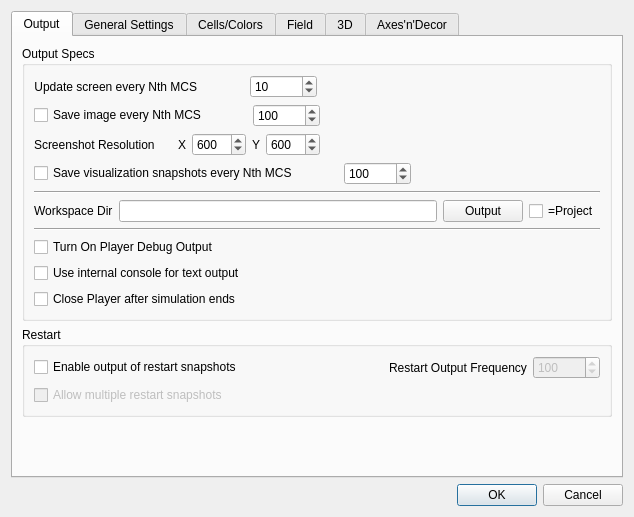
The window that cc3d/player5/Configuration/cc3D_prefs.ui (CompuCell3D/CompuCell3D) describes before a commit, drawn with Qt 5.
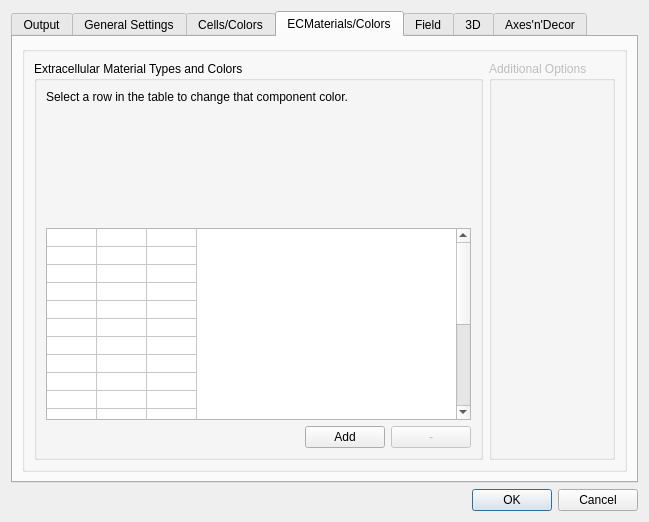
The same window after the commit. The open tabs and pages were chosen to show the change.

Commit message: Added Twedit CC3D Preferences tab: EC Materials; no functionality yet.

```diff
--- a/cc3d/player5/Configuration/cc3D_prefs.ui
+++ b/cc3d/player5/Configuration/cc3D_prefs.ui
@@ -6,8 +6,8 @@
    <rect>
     <x>0</x>
     <y>0</y>
-    <width>634</width>
-    <height>517</height>
+    <width>649</width>
+    <height>522</height>
    </rect>
   </property>
   <property name="windowTitle">
@@ -1014,6 +1014,206 @@
        </item>
       </layout>
      </widget>
+     <widget class="QWidget" name="tab_ECM_type">
+      <attribute name="title">
+       <string>ECMaterials/Colors</string>
+      </attribute>
+      <layout class="QHBoxLayout" name="horizontalLayout_38">
+       <item>
+        <widget class="QGroupBox" name="groupBox_18">
+         <property name="title">
+          <string/>
+         </property>
+         <layout class="QHBoxLayout" name="horizontalLayout_35">
+          <item>
+           <widget class="QGroupBox" name="groupBox_19">
+            <property name="sizePolicy">
+             <sizepolicy hsizetype="Preferred" vsizetype="Preferred">
+              <horstretch>0</horstretch>
+              <verstretch>0</verstretch>
+             </sizepolicy>
+            </property>
+            <property name="title">
+             <string>Extracellular Material Types and Colors</string>
+            </property>
+            <layout class="QVBoxLayout" name="verticalLayout_26">
+             <item>
+              <widget class="QLabel" name="selectECMColorLabel">
+               <property name="sizePolicy">
+                <sizepolicy hsizetype="Preferred" vsizetype="Preferred">
+                 <horstretch>0</horstretch>
+                 <verstretch>0</verstretch>
+                </sizepolicy>
+               </property>
+               <property name="focusPolicy">
+                <enum>Qt::NoFocus</enum>
+               </property>
+               <property name="text">
+                <string>Select a row in the table to change that component color.</string>
+               </property>
+               <property name="textFormat">
+                <enum>Qt::PlainText</enum>
+               </property>
+               <property name="alignment">
+                <set>Qt::AlignLeading|Qt::AlignLeft|Qt::AlignTop</set>
+               </property>
+               <property name="wordWrap">
+                <bool>true</bool>
+               </property>
+               <property name="textInteractionFlags">
+                <set>Qt::NoTextInteraction</set>
+               </property>
+              </widget>
+             </item>
+             <item>
+              <widget class="QTableWidget" name="componentColorTable">
+               <property name="sizePolicy">
+                <sizepolicy hsizetype="MinimumExpanding" vsizetype="Fixed">
+                 <horstretch>0</horstretch>
+                 <verstretch>0</verstretch>
+                </sizepolicy>
+               </property>
+               <property name="minimumSize">
+                <size>
+                 <width>276</width>
+                 <height>0</height>
+                </size>
+               </property>
+               <property name="horizontalScrollBarPolicy">
+                <enum>Qt::ScrollBarAlwaysOff</enum>
+               </property>
+               <property name="editTriggers">
+                <set>QAbstractItemView::NoEditTriggers</set>
+               </property>
+               <property name="selectionMode">
+                <enum>QAbstractItemView::SingleSelection</enum>
+               </property>
+               <property name="wordWrap">
+                <bool>false</bool>
+               </property>
+               <property name="cornerButtonEnabled">
+                <bool>false</bool>
+               </property>
+               <property name="rowCount">
+                <number>20</number>
+               </property>
+               <property name="columnCount">
+                <number>3</number>
+               </property>
+               <attribute name="horizontalHeaderVisible">
+                <bool>false</bool>
+               </attribute>
+               <attribute name="horizontalHeaderCascadingSectionResizes">
+                <bool>true</bool>
+               </attribute>
+               <attribute name="horizontalHeaderDefaultSectionSize">
+                <number>50</number>
+               </attribute>
+               <attribute name="horizontalHeaderHighlightSections">
+                <bool>false</bool>
+               </attribute>
+               <attribute name="verticalHeaderVisible">
+                <bool>false</bool>
+               </attribute>
+               <attribute name="verticalHeaderMinimumSectionSize">
+                <number>11</number>
+               </attribute>
+               <attribute name="verticalHeaderDefaultSectionSize">
+                <number>18</number>
+               </attribute>
+               <attribute name="verticalHeaderHighlightSections">
+                <bool>false</bool>
+               </attribute>
+               <attribute name="verticalHeaderShowSortIndicator" stdset="0">
+                <bool>true</bool>
+               </attribute>
+               <row/>
+               <row/>
+               <row/>
+               <row/>
+               <row/>
+               <row/>
+               <row/>
+               <row/>
+               <row/>
+               <row/>
+               <row/>
+               <row/>
+               <row/>
+               <row/>
+               <row/>
+               <row/>
+               <row/>
+               <row/>
+               <row/>
+               <row/>
+               <column/>
+               <column/>
+               <column/>
+              </widget>
+             </item>
+             <item>
+              <layout class="QHBoxLayout" name="horizontalLayout_36">
+               <item>
+                <spacer name="horizontalSpacer_27">
+                 <property name="orientation">
+                  <enum>Qt::Horizontal</enum>
+                 </property>
+                 <property name="sizeHint" stdset="0">
+                  <size>
+                   <width>40</width>
+                   <height>20</height>
+                  </size>
+                 </property>
+                </spacer>
+               </item>
+               <item>
+                <widget class="QPushButton" name="addComponentButton">
+                 <property name="text">
+                  <string>Add</string>
+                 </property>
+                 <property name="autoDefault">
+                  <bool>false</bool>
+                 </property>
+                </widget>
+               </item>
+               <item>
+                <widget class="QPushButton" name="deleteComponentButton">
+                 <property name="enabled">
+                  <bool>false</bool>
+                 </property>
+                 <property name="text">
+                  <string>-</string>
+                 </property>
+                 <property name="autoDefault">
+                  <bool>false</bool>
+                 </property>
+                </widget>
+               </item>
+              </layout>
+             </item>
+            </layout>
+           </widget>
+          </item>
+          <item>
+           <layout class="QVBoxLayout" name="verticalLayout_21" stretch="0">
+            <item>
+             <widget class="QGroupBox" name="groupBox_20">
+              <property name="enabled">
+               <bool>false</bool>
+              </property>
+              <property name="title">
+               <string>Additional Options</string>
+              </property>
+             </widget>
+            </item>
+           </layout>
+          </item>
+         </layout>
+        </widget>
+       </item>
+      </layout>
+     </widget>
      <widget class="QWidget" name="tab_field">
       <attribute name="title">
        <string>Field</string>
```
Left out of the diff: 14 changed lines with no effect on the pictures. The commit also changes 1 other file.
